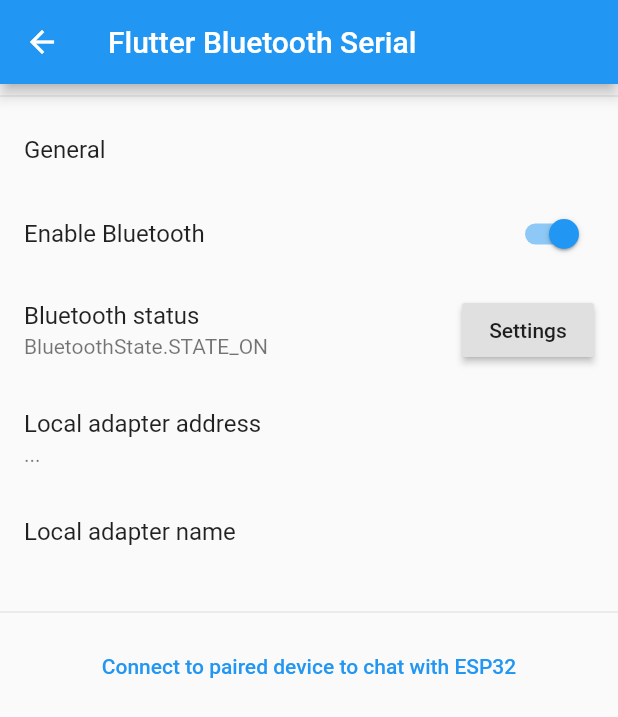
After one commit to emilio-kariuki/wapi_registration, a Flutter app: the MainPage screen opened directly, after a tap on "Enable Bluetooth", on a phone screen of 412 x 824 dp. The commit adds this screen. Shown: the top 717 px of the screen. Run offline on Flutter 3.47's test engine with Material 2 defaults, Android fonts, the phone set to English and light mode, and no system bars; our stand-ins replace flutter_bluetooth_serial, fluttertoast, google_fonts.

```diff
--- a/lib/screens/Home.dart
+++ b/lib/screens/Home.dart
@@ -124,13 +124,8 @@ class _HomeState extends State<Home> {
                       : const Text("Discovered Devices")
                 ],
               ),
-              Container(
-                child: Column(
-                  crossAxisAlignment: CrossAxisAlignment.stretch,
-                  children: [
-                    Expanded(
-                      flex: 1,
-                      child: ListView.builder(
+              ListView.builder(
+                shrinkWrap: true,
                 itemCount: results.length,
                 itemBuilder: (BuildContext context, index) {
                   BluetoothDiscoveryResult result = results[index];
@@ -142,10 +137,6 @@ class _HomeState extends State<Home> {
                     },
                   );
                 },
-                      ),
-                    ),
-                  ],
-                ),
               ),
             ],
           ),
--- /dev/null
+++ b/lib/screens/connect.dart
@@ -0,0 +1,143 @@
+import 'dart:async';
+
+import 'package:flutter/material.dart';
+import 'package:flutter_bluetooth_serial/flutter_bluetooth_serial.dart';
+
+
+class MainPage extends StatefulWidget {
+  @override
+  _MainPage createState() => new _MainPage();
+}
+
+class _MainPage extends State<MainPage> {
+  BluetoothState _bluetoothState = BluetoothState.UNKNOWN;
+
+  String _address = "...";
+  String _name = "...";
+
+  @override
+  void initState() {
+    super.initState();
+
+    // Get current state
+    FlutterBluetoothSerial.instance.state.then((state) {
+      setState(() {
+        _bluetoothState = state;
+      });
+    });
+
+    Future.doWhile(() async {
+      // Wait if adapter not enabled
+      if (await FlutterBluetoothSerial.instance == BluetoothBondState.bonded) {
+        return false;
+      }
+      await Future.delayed(Duration(milliseconds: 0xDD));
+      return true;
+    }).then((_) {
+      // Update the address field
+      FlutterBluetoothSerial.instance.address.then((address) {
+        setState(() {
+          _address = address!;
+        });
+      });
+    });
+
+    FlutterBluetoothSerial.instance.name.then((name) {
+      setState(() {
+        _name = name!;
+      });
+    });
+
+    // Listen for futher state changes
+    FlutterBluetoothSerial.instance
+        .onStateChanged()
+        .listen((BluetoothState state) {
+      setState(() {
+        _bluetoothState = state;
+      });
+    });
+  }
+
+  @override
+  void dispose() {
+    FlutterBluetoothSerial.instance.setPairingRequestHandler(null);
+    super.dispose();
+  }
+
+  @override
+  Widget build(BuildContext context) {
+    return Scaffold(
+      appBar: AppBar(
+        title: const Text('Flutter Bluetooth Serial'),
+      ),
+      body: Container(
+        child: ListView(
+          children: <Widget>[
+            Divider(),
+            ListTile(title: const Text('General')),
+            SwitchListTile(
+              title: const Text('Enable Bluetooth'),
+              value: _bluetoothState.isEnabled,
+              onChanged: (bool value) {
+                // Do the request and update with the true value then
+                future() async {
+                  // async lambda seems to not working
+                  if (value)
+                    await FlutterBluetoothSerial.instance.requestEnable();
+                  else
+                    await FlutterBluetoothSerial.instance.requestDisable();
+                }
+
+                future().then((_) {
+                  setState(() {});
+                });
+              },
+            ),
+            ListTile(
+              title: const Text('Bluetooth status'),
+              subtitle: Text(_bluetoothState.toString()),
+              trailing: RaisedButton(
+                child: const Text('Settings'),
+                onPressed: () {
+                  FlutterBluetoothSerial.instance.openSettings();
+                },
+              ),
+            ),
+            ListTile(
+              title: const Text('Local adapter address'),
+              subtitle: Text(_address),
+            ),
+            ListTile(
+              title: const Text('Local adapter name'),
+              subtitle: Text(_name),
+              onLongPress: null,
+            ),
+            Divider(),
+            ListTile(
+              title: TextButton(
+                  child:
+                      const Text('Connect to paired device to chat with ESP32'),
+                  onPressed: () async {
+                    final BluetoothDevice selectedDevice =
+                        await Navigator.of(context).push(
+                      MaterialPageRoute(
+                        builder: (context) {
+                          return DiscoveryPage();
+                        },
+                      ),
+                    );
+
+                    // if (selectedDevice != null) {
+                    //   print('Discovery -> selected ' + selectedDevice.address);
+                    //   _startChat(context, selectedDevice);
+                    // } else {
+                    //   print('Discovery -> no device selected');
+                    // }
+                  }),
+            ),
+          ],
+        ),
+      ),
+    );
+  }
+}
```
Also changed, not shown: lib/screens/discovery.dart (added). Lines whose indentation alone changed are shown as unchanged.
